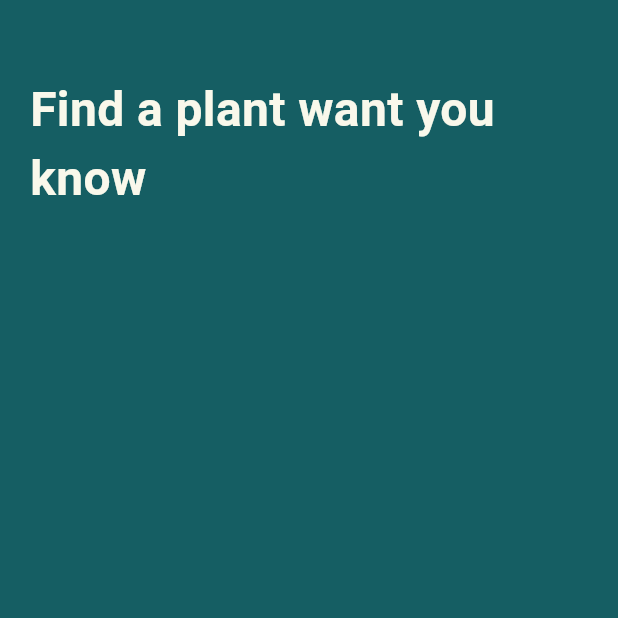
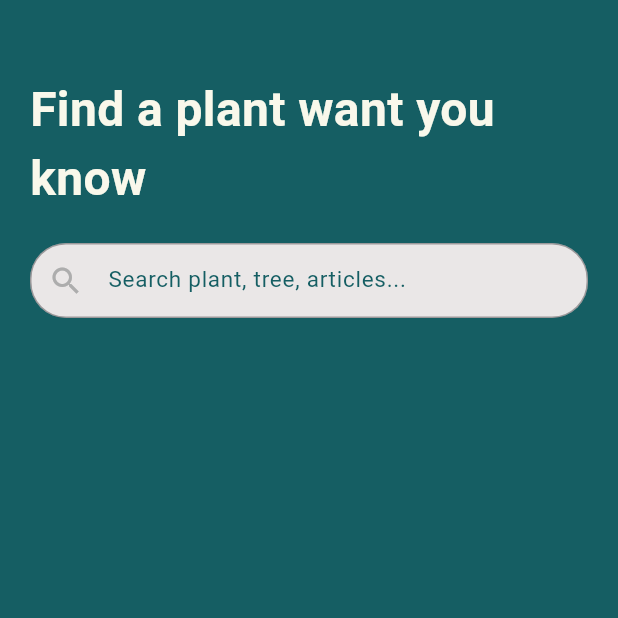
Before and after one commit to Billyode03/flutter_LaOdeNaubillHudaAshara_Mini_Project, a Flutter app: the screen it shows after launch, on a phone screen of 412 x 824 dp, the top half of it. Run offline on Flutter 3.47's test engine with Material 3 defaults, Android fonts, the phone set to English and light mode, and no system bars; our stand-ins replace animated_splash_screen, another_flutter_splash_screen, google_fonts, lottie, smooth_page_indicator.

Commit message:
Add search field to homePage

```diff
--- a/My_Mini_Project/green_garden_app/lib/Pages/home/home_page.dart
+++ b/My_Mini_Project/green_garden_app/lib/Pages/home/home_page.dart
@@ -2,6 +2,7 @@ import 'package:flutter/material.dart';
 import 'package:green_garden/Constant/color_constant.dart';
 import 'package:green_garden/Constant/icon_constant.dart';
 import 'package:green_garden/Constant/text_constant.dart';
+import 'package:green_garden/Pages/home/widget/form_search_home_widget.dart';
 import 'package:green_garden/Pages/home/widget/header_home_widget.dart';
 import 'package:green_garden/auth/register/register_page.dart';
 import 'package:green_garden/widgets/reusableButtonSubmit.dart';
@@ -19,16 +20,6 @@ class _HomePageState extends State<HomePage> {
   Widget build(BuildContext context) {
     return Scaffold(
       backgroundColor: ColorPlants.greenDark,
-      drawer: Drawer(
-        child: ListView(
-          children: [
-            ListTile(
-              leading: Icon(Icons.home),
-              title: Text('Home'),
-            )
-          ],
-        ),
-      ),
       body: SingleChildScrollView(
         child: Padding(
           padding: const EdgeInsets.symmetric(horizontal: 20),
@@ -38,7 +29,11 @@ class _HomePageState extends State<HomePage> {
               SizedBox(
                 height: 50,
               ),
-              HeaderHomeWidget()
+              HeaderHomeWidget(),
+              SizedBox(
+                height: 20,
+              ),
+              FormSearchHomeWidget(),
             ],
           ),
         ),
--- a/My_Mini_Project/green_garden_app/lib/Pages/home/widget/form_search_home_widget.dart
+++ b/My_Mini_Project/green_garden_app/lib/Pages/home/widget/form_search_home_widget.dart
@@ -1,10 +1,46 @@
 import 'package:flutter/material.dart';
+import 'package:green_garden/Constant/color_constant.dart';
+import 'package:green_garden/Constant/text_constant.dart';
 
 class FormSearchHomeWidget extends StatelessWidget {
   const FormSearchHomeWidget({super.key});
 
   @override
   Widget build(BuildContext context) {
-    return Tex;
+    return Container(
+      height: 50,
+      child: TextField(
+        enabled: false,
+        decoration: InputDecoration(
+          filled: true,
+          fillColor: ColorPlants.grey,
+          hintText: 'Search plant, tree, articles...',
+          hintStyle: TextStyleUsable.interRegularGreen,
+          prefixIcon: Icon(Icons.search, color: ColorPlants.greyColor2),
+          enabledBorder: OutlineInputBorder(
+            borderRadius: BorderRadius.circular(
+              24,
+            ),
+            borderSide: BorderSide(
+              color: ColorPlants.greyColor1,
+            ),
+          ),
+          focusedBorder: OutlineInputBorder(
+            borderRadius: BorderRadius.circular(
+              24,
+            ),
+            borderSide: BorderSide(color: ColorPlants.greenMedium),
+          ),
+          border: OutlineInputBorder(
+            borderRadius: BorderRadius.circular(
+              24,
+            ),
+            borderSide: BorderSide(
+              color: ColorPlants.greyColor1,
+            ),
+          ),
+        ),
+      ),
+    );
   }
 }
```
